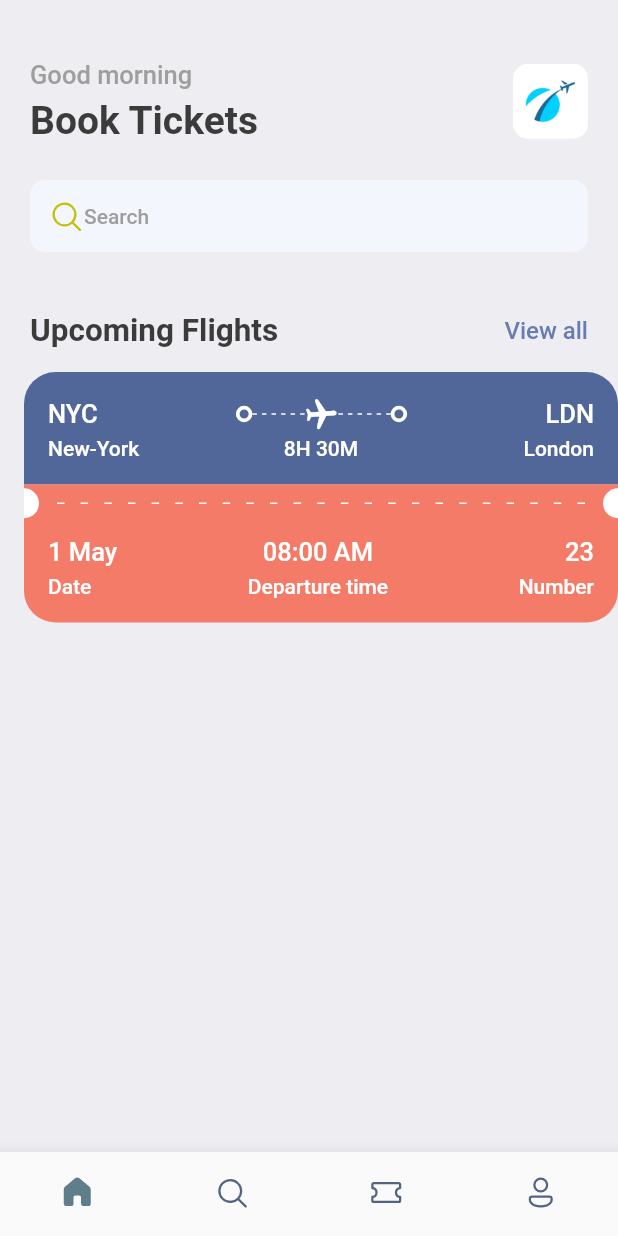
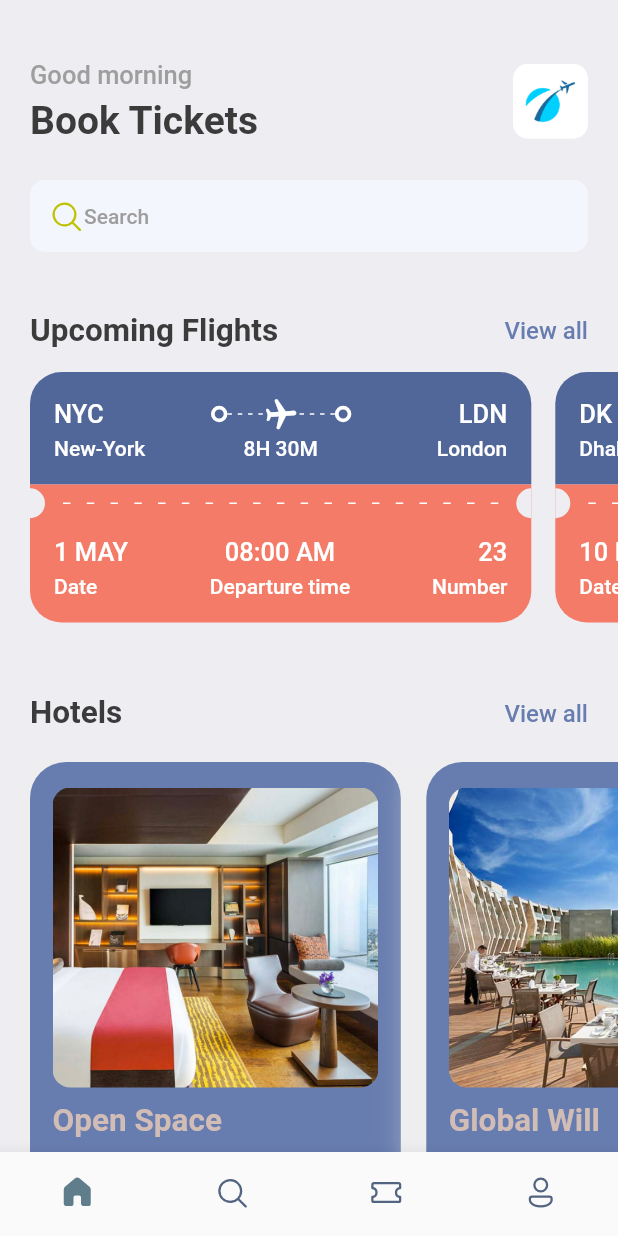
Before and after one commit to zammie01/Travel-Right, a Flutter app: the screen it shows after launch, on a phone screen of 412 x 824 dp. Run offline on Flutter 3.47's test engine with Material 2 defaults, Android fonts, the phone set to English and light mode, and no system bars; our stand-ins replace fluentui_icons, gap.

Commit message:
Adding various screen i.e home screen, search screen

```diff
--- a/lib/screens/home_screen.dart
+++ b/lib/screens/home_screen.dart
@@ -1,7 +1,9 @@
 import 'package:fluentui_icons/fluentui_icons.dart';
 import 'package:flutter/material.dart';
 import 'package:gap/gap.dart';
+import 'package:travel_right/screens/hotel_views.dart';
 import 'package:travel_right/screens/ticket_view.dart';
+import 'package:travel_right/utils/app_info_list.dart';
 import 'package:travel_right/utils/app_styles.dart';
 
 class HomePage extends StatefulWidget {
@@ -94,7 +96,45 @@ class _HomePageState extends State<HomePage> {
             ),
           ),
           const Gap(15),
-          const TicketView(),
+          SingleChildScrollView(
+            scrollDirection: Axis.horizontal,
+            padding: const EdgeInsets.only(left: 20),
+            child: Row(
+              children: ticketList
+                  .map((singleTicket) => TicketView(ticket: singleTicket))
+                  .toList(),
+            ),
+          ),
+          const Gap(15),
+          Container(
+            padding: EdgeInsets.symmetric(horizontal: 20),
+            child: Row(
+              mainAxisAlignment: MainAxisAlignment.spaceBetween,
+              children: [
+                Text("Hotels", style: Styles.headlineStyle2),
+                InkWell(
+                  onTap: () {
+                    print("Tap me more");
+                  },
+                  child: Text(
+                    'View all',
+                    style:
+                        Styles.textStyle.copyWith(color: Styles.primaryColor),
+                  ),
+                )
+              ],
+            ),
+          ),
+          const Gap(15),
+          SingleChildScrollView(
+            scrollDirection: Axis.horizontal,
+            padding: const EdgeInsets.only(left: 20),
+            child: Row(
+              children: hotelList
+                  .map((singleHotel) => HotelView(hotel: singleHotel))
+                  .toList(),
+            ),
+          )
         ],
       ),
     );
--- /dev/null
+++ b/lib/screens/hotel_views.dart
@@ -0,0 +1,59 @@
+import 'package:flutter/material.dart';
+import 'package:gap/gap.dart';
+import 'package:travel_right/utils/app_layout.dart';
+import 'package:travel_right/utils/app_styles.dart';
+
+class HotelView extends StatelessWidget {
+  final Map<String, dynamic> hotel;
+  const HotelView({Key? key, required this.hotel}) : super(key: key);
+
+  @override
+  Widget build(BuildContext context) {
+    final size = AppLayout.getSize(context);
+    return Container(
+      width: size.width * 0.6,
+      height: 350,
+      padding: const EdgeInsets.symmetric(horizontal: 15, vertical: 17),
+      margin: const EdgeInsets.only(right: 17, top: 5),
+      decoration: BoxDecoration(
+          color: Styles.primaryColor,
+          borderRadius: BorderRadius.circular(24),
+          boxShadow: [
+            BoxShadow(
+              color: Colors.grey.shade200,
+              blurRadius: 20,
+              spreadRadius: 5,
+            ),
+          ]),
+      child: Column(
+        crossAxisAlignment: CrossAxisAlignment.start,
+        children: [
+          Container(
+            height: 200,
+            decoration: BoxDecoration(
+                color: Styles.primaryColor,
+                borderRadius: BorderRadius.circular(12),
+                image: DecorationImage(
+                    image: AssetImage("assets/images/${hotel['image']}"),
+                    fit: BoxFit.cover)),
+          ),
+          const Gap(10),
+          Text(
+            "${hotel['place']}",
+            style: Styles.headlineStyle2.copyWith(color: Styles.kakiColor),
+          ),
+          const Gap(5),
+          Text(
+            "${hotel['destination']}",
+            style: Styles.headlineStyle3.copyWith(color: Colors.white),
+          ),
+          const Gap(8),
+          Text(
+            "\$${hotel['price']}/night",
+            style: Styles.headlineStyle1.copyWith(color: Styles.kakiColor),
+          )
+        ],
+      ),
+    );
+  }
+}
--- a/lib/screens/ticket_view.dart
+++ b/lib/screens/ticket_view.dart
@@ -5,16 +5,17 @@ import 'package:travel_right/utils/app_styles.dart';
 import 'package:travel_right/widgets/thick_container.dart';
 
 class TicketView extends StatelessWidget {
-  const TicketView({Key? key}) : super(key: key);
+  final Map<String, dynamic> ticket;
+  const TicketView({Key? key, required this.ticket}) : super(key: key);
 
   @override
   Widget build(BuildContext context) {
     final size = AppLayout.getSize(context);
     return SizedBox(
-      width: size.width,
+      width: size.width * 0.85,
       height: 200,
       child: Container(
-        margin: const EdgeInsets.only(left: 16),
+        margin: const EdgeInsets.only(right: 16),
         child: Column(
           children: [
             /* this container is responsible for showing the blue part of the card/ticket */
@@ -29,7 +30,7 @@ class TicketView extends StatelessWidget {
                 children: [
                   Row(
                     children: [
-                      Text("NYC",
+                      Text(ticket['from']['code'],
                           style: Styles.headlineStyle3
                               .copyWith(color: Colors.white)),
                       const Spacer(),
@@ -42,7 +43,7 @@ class TicketView extends StatelessWidget {
                             child: LayoutBuilder(
                               builder: (BuildContext context,
                                   BoxConstraints constraints) {
-                                print(
+                                debugPrint(
                                     "The width is  ${constraints.constrainWidth()}");
                                 return Flex(
                                   direction: Axis.horizontal,
@@ -52,7 +53,7 @@ class TicketView extends StatelessWidget {
                                   children: List.generate(
                                       (constraints.constrainWidth() / 6)
                                           .floor(),
-                                      (index) => SizedBox(
+                                      (index) => const SizedBox(
                                             width: 3,
                                             height: 1,
                                             child: DecoratedBox(
@@ -67,7 +68,7 @@ class TicketView extends StatelessWidget {
                           Center(
                             child: Transform.rotate(
                               angle: 1.5,
-                              child: Icon(Icons.local_airport_rounded,
+                              child: const Icon(Icons.local_airport_rounded,
                                   color: Colors.white),
                             ),
                           ),
@@ -75,7 +76,7 @@ class TicketView extends StatelessWidget {
                       )),
                       const ThickContainer(),
                       const Spacer(),
-                      Text("LDN",
+                      Text(ticket['to']['code'],
                           style: Styles.headlineStyle3
                               .copyWith(color: Colors.white)),
                     ],
@@ -87,20 +88,20 @@ class TicketView extends StatelessWidget {
                       SizedBox(
                         width: 100,
                         child: Text(
-                          'New-York',
+                          ticket['from']['name'],
                           style: Styles.headlineStyle4
                               .copyWith(color: Colors.white),
                         ),
                       ),
                       Text(
-                        '8H 30M',
+                        ticket['flying_time'],
                         style:
                             Styles.headlineStyle4.copyWith(color: Colors.white),
                       ),
                       SizedBox(
                         width: 100,
                         child: Text(
-                          'London',
+                          ticket['to']['name'],
                           textAlign: TextAlign.end,
                           style: Styles.headlineStyle4
                               .copyWith(color: Colors.white),
@@ -117,13 +118,13 @@ class TicketView extends StatelessWidget {
                 color: Styles.orangeColor,
                 child: Row(
                   children: [
-                    const SizedBox(
+                    SizedBox(
                       height: 20,
                       width: 10,
                       child: DecoratedBox(
                         decoration: BoxDecoration(
-                            color: Colors.white,
-                            borderRadius: BorderRadius.only(
+                            color: Styles.bgColor,
+                            borderRadius: const BorderRadius.only(
                                 topRight: Radius.circular(10),
                                 bottomRight: Radius.circular(10))),
                       ),
@@ -153,13 +154,13 @@ class TicketView extends StatelessWidget {
                         ),
                       ),
                     ),
-                    const SizedBox(
+                    SizedBox(
                       height: 20,
                       width: 10,
                       child: DecoratedBox(
                         decoration: BoxDecoration(
-                            color: Colors.white,
-                            borderRadius: BorderRadius.only(
+                            color: Styles.bgColor,
+                            borderRadius: const BorderRadius.only(
                                 topLeft: Radius.circular(10),
                                 bottomLeft: Radius.circular(10))),
                       ),
@@ -171,7 +172,7 @@ class TicketView extends StatelessWidget {
             Container(
               decoration: BoxDecoration(
                   color: Styles.orangeColor,
-                  borderRadius: BorderRadius.only(
+                  borderRadius: const BorderRadius.only(
                       bottomRight: Radius.circular(21),
                       bottomLeft: Radius.circular(21))),
               padding: const EdgeInsets.only(
@@ -185,7 +186,7 @@ class TicketView extends StatelessWidget {
                         crossAxisAlignment: CrossAxisAlignment.start,
                         children: [
                           Text(
-                            '1 May',
+                            ticket['date'],
                             style: Styles.headlineStyle3
                                 .copyWith(color: Colors.white),
                           ),
@@ -201,7 +202,7 @@ class TicketView extends StatelessWidget {
                         crossAxisAlignment: CrossAxisAlignment.center,
                         children: [
                           Text(
-                            '08:00 AM',
+                            ticket['departure_time'],
                             style: Styles.headlineStyle3
                                 .copyWith(color: Colors.white),
                           ),
@@ -217,7 +218,7 @@ class TicketView extends StatelessWidget {
                         crossAxisAlignment: CrossAxisAlignment.end,
                         children: [
                           Text(
-                            '23',
+                            "${ticket['number']}",
                             style: Styles.headlineStyle3
                                 .copyWith(color: Colors.white),
                           ),
--- /dev/null
+++ b/lib/utils/app_info_list.dart
@@ -0,0 +1,55 @@
+List<Map<String, dynamic>> hotelList = [
+  {
+    'image': 'one.png',
+    'place': 'Open Space',
+    'destination': 'London',
+    'price': 25
+  },
+  {
+    'image': 'two.png',
+    'place': 'Global Will',
+    'destination': 'Lagos',
+    'price': 40
+  },
+  {
+    'image': 'three.png',
+    'place': 'Burj Khalifa',
+    'destination': 'Dubai',
+    'price': 90
+  },
+];
+
+List<Map<String, dynamic>> ticketList = [
+  {
+    'from': {'code': "NYC", 'name': "New-York"},
+    'to': {'code': "LDN", 'name': "London"},
+    'flying_time': '8H 30M',
+    'date': "1 MAY",
+    'departure_time': "08:00 AM",
+    "number": 23
+  },
+  {
+    'from': {'code': "DK", 'name': "Dhaka"},
+    'to': {'code': "SH", 'name': "Shanghai"},
+    'flying_time': '4H 20M',
+    'date': "10 MAY",
+    'departure_time': "09:00 AM",
+    "number": 45
+  },
+  {
+    'from': {'code': "NGN", 'name': "Nigeria"},
+    'to': {'code': "GH", 'name': "Ghana"},
+    'flying_time': '1H 20M',
+    'date': "10 AUGUST",
+    'departure_time': "04:00 PM",
+    "number": 150
+  },
+  {
+    'from': {'code': "CAD", 'name': "Canada"},
+    'to': {'code': "US", 'name': "United States"},
+    'flying_time': '2H 20M',
+    'date': "7 JUNE",
+    'departure_time': "05:00 AM",
+    "number": 78
+  },
+];
--- a/lib/utils/app_styles.dart
+++ b/lib/utils/app_styles.dart
@@ -7,6 +7,7 @@ class Styles {
   static Color textColor = const Color(0xFF3b3b3b);
   static Color bgColor = const Color(0xFFeeedf2);
   static Color orangeColor = const Color(0xFFF37B67);
+  static Color kakiColor = const Color(0xFFd2bdb6);
   static TextStyle textStyle =
       TextStyle(fontSize: 16, color: textColor, fontWeight: FontWeight.w500);
   static TextStyle headlineStyle1 =
--- a/pubspec.yaml
+++ b/pubspec.yaml
@@ -33,9 +33,10 @@ dependencies:
 
   # The following adds the Cupertino Icons font to your application.
   # Use with the CupertinoIcons class for iOS style icons.
-  cupertino_icons: ^1.0.2
+  cupertino_icons:
   fluentui_icons: ^1.0.0
-  gap: ^2.0.0
+  gap:
+  get: ^4.6.5
 
 dev_dependencies:
   flutter_test:
```
Also changed, not shown: pubspec.lock.
